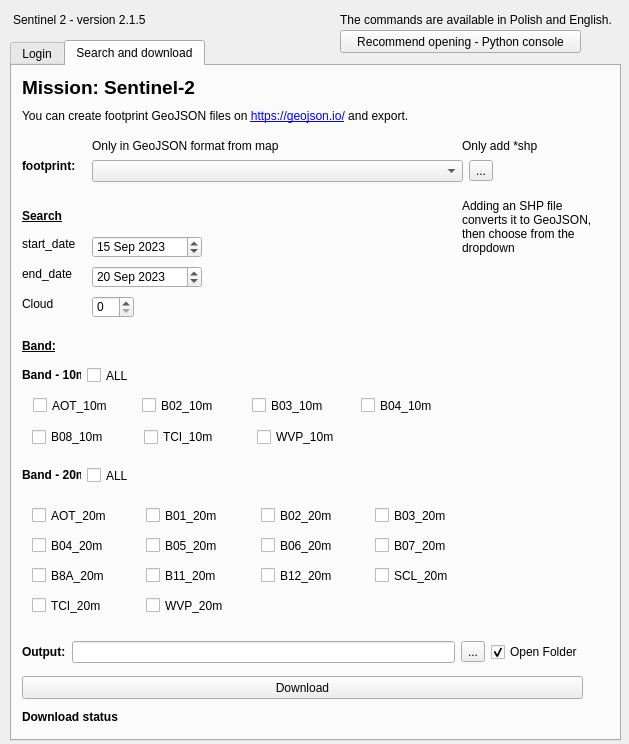
Before: the Qt Designer form sentinel_open_dialog_base.ui in GlovesMaker3/Sentinel2-SoloBand-QGIS-Plugins, drawn with Qt 5.
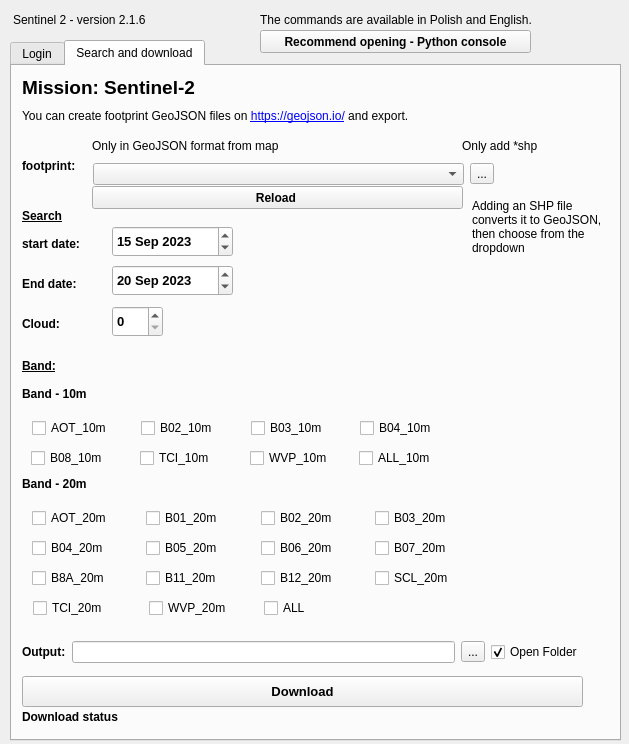
After: the same form once the commit is applied. The open tabs and pages were chosen to show the change.

Diff of the .ui file:
```diff
--- a/sentinel_open_dialog_base.ui
+++ b/sentinel_open_dialog_base.ui
@@ -13,7 +13,7 @@
   <property name="windowTitle">
    <string>SentinelOpenAccessHub</string>
   </property>
-  <widget class="QTabWidget" name="tabWidget">
+  <widget class="QTabWidget" name="panel">
    <property name="geometry">
     <rect>
      <x>10</x>
@@ -115,7 +115,7 @@
        <x>10</x>
        <y>83</y>
        <width>581</width>
-       <height>205</height>
+       <height>221</height>
       </rect>
      </property>
      <layout class="QVBoxLayout" name="verticalLayout">
@@ -226,6 +226,13 @@
       </item>
       <item>
        <widget class="QPushButton" name="pb4">
+        <property name="font">
+         <font>
+          <pointsize>10</pointsize>
+          <weight>75</weight>
+          <bold>true</bold>
+         </font>
+        </property>
         <property name="text">
          <string>Login</string>
         </property>
@@ -391,25 +398,39 @@
       <rect>
        <x>10</x>
        <y>170</y>
-       <width>61</width>
+       <width>101</width>
        <height>16</height>
       </rect>
      </property>
+     <property name="font">
+      <font>
+       <pointsize>9</pointsize>
+       <weight>75</weight>
+       <bold>true</bold>
+      </font>
+     </property>
      <property name="text">
-      <string>start_date</string>
+      <string>start date:</string>
      </property>
     </widget>
     <widget class="QLabel" name="label_11">
      <property name="geometry">
       <rect>
        <x>10</x>
-       <y>200</y>
-       <width>61</width>
+       <y>210</y>
+       <width>91</width>
        <height>16</height>
       </rect>
      </property>
+     <property name="font">
+      <font>
+       <pointsize>9</pointsize>
+       <weight>75</weight>
+       <bold>true</bold>
+      </font>
+     </property>
      <property name="text">
-      <string>end_date</string>
+      <string>End date:</string>
      </property>
     </widget>
     <widget class="QPushButton" name="pb5">
@@ -418,9 +439,16 @@
        <x>10</x>
        <y>610</y>
        <width>561</width>
-       <height>23</height>
+       <height>31</height>
       </rect>
      </property>
+     <property name="font">
+      <font>
+       <pointsize>10</pointsize>
+       <weight>75</weight>
+       <bold>true</bold>
+      </font>
+     </property>
      <property name="cursor">
       <cursorShape>ArrowCursor</cursorShape>
      </property>
@@ -431,12 +459,19 @@
     <widget class="QDateEdit" name="da1">
      <property name="geometry">
       <rect>
-       <x>80</x>
-       <y>170</y>
-       <width>110</width>
-       <height>22</height>
+       <x>100</x>
+       <y>160</y>
+       <width>121</width>
+       <height>31</height>
       </rect>
      </property>
+     <property name="font">
+      <font>
+       <pointsize>10</pointsize>
+       <weight>75</weight>
+       <bold>true</bold>
+      </font>
+     </property>
      <property name="dateTime">
       <datetime>
        <hour>0</hour>
@@ -451,12 +486,19 @@
     <widget class="QDateEdit" name="da2">
      <property name="geometry">
       <rect>
-       <x>80</x>
-       <y>200</y>
-       <width>110</width>
-       <height>22</height>
+       <x>100</x>
+       <y>199</y>
+       <width>121</width>
+       <height>31</height>
       </rect>
      </property>
+     <property name="font">
+      <font>
+       <pointsize>10</pointsize>
+       <weight>75</weight>
+       <bold>true</bold>
+      </font>
+     </property>
      <property name="dateTime">
       <datetime>
        <hour>0</hour>
@@ -513,12 +555,19 @@
     <widget class="QSpinBox" name="cloud">
      <property name="geometry">
       <rect>
-       <x>80</x>
-       <y>230</y>
-       <width>42</width>
-       <height>22</height>
+       <x>100</x>
+       <y>240</y>
+       <width>51</width>
+       <height>31</height>
       </rect>
      </property>
+     <property name="font">
+      <font>
+       <pointsize>10</pointsize>
+       <weight>75</weight>
+       <bold>true</bold>
+      </font>
+     </property>
      <property name="minimum">
       <number>0</number>
      </property>
@@ -533,20 +582,27 @@
      <property name="geometry">
       <rect>
        <x>10</x>
-       <y>230</y>
+       <y>250</y>
        <width>61</width>
        <height>16</height>
       </rect>
      </property>
+     <property name="font">
+      <font>
+       <pointsize>9</pointsize>
+       <weight>75</weight>
+       <bold>true</bold>
+      </font>
+     </property>
      <property name="text">
-      <string>Cloud</string>
+      <string>Cloud:</string>
      </property>
     </widget>
     <widget class="QLabel" name="label_17">
      <property name="geometry">
       <rect>
        <x>10</x>
-       <y>270</y>
+       <y>290</y>
        <width>361</width>
        <height>20</height>
       </rect>
@@ -590,9 +646,9 @@
     <widget class="QLabel" name="label_21">
      <property name="geometry">
       <rect>
-       <x>450</x>
+       <x>460</x>
        <y>120</y>
-       <width>141</width>
+       <width>131</width>
        <height>81</height>
       </rect>
      </property>
@@ -603,28 +659,6 @@
       <bool>true</bool>
      </property>
     </widget>
-    <widget class="QWidget" name="layoutWidget">
-     <property name="geometry">
-      <rect>
-       <x>80</x>
-       <y>90</y>
-       <width>401</width>
-       <height>31</height>
-      </rect>
-     </property>
-     <layout class="QGridLayout" name="gridLayout_2">
-      <item row="0" column="1">
-       <widget class="QToolButton" name="path_1">
-        <property name="text">
-         <string>...</string>
-        </property>
-       </widget>
-      </item>
-      <item row="0" column="0">
-       <widget class="QComboBox" name="cblista"/>
-      </item>
-     </layout>
-    </widget>
     <widget class="QWidget" name="layoutWidget">
      <property name="geometry">
       <rect>
@@ -678,65 +712,13 @@
       </item>
      </layout>
     </widget>
-    <widget class="QWidget" name="layoutWidget">
-     <property name="geometry">
-      <rect>
-       <x>10</x>
-       <y>300</y>
-       <width>112</width>
-       <height>19</height>
-      </rect>
-     </property>
-     <layout class="QGridLayout" name="gridLayout_4">
-      <item row="0" column="0">
-       <widget class="QLabel" name="label_18">
-        <property name="text">
-         <string>&lt;html&gt;&lt;head/&gt;&lt;body&gt;&lt;p&gt;&lt;span style=&quot; font-weight:600;&quot;&gt;Band - 10m&lt;/span&gt;&lt;/p&gt;&lt;/body&gt;&lt;/html&gt;</string>
-        </property>
-       </widget>
-      </item>
-      <item row="0" column="1">
-       <widget class="QCheckBox" name="ALL_10m">
-        <property name="text">
-         <string>ALL</string>
-        </property>
-       </widget>
-      </item>
-     </layout>
-    </widget>
-    <widget class="QWidget" name="layoutWidget">
-     <property name="geometry">
-      <rect>
-       <x>10</x>
-       <y>400</y>
-       <width>112</width>
-       <height>19</height>
-      </rect>
-     </property>
-     <layout class="QGridLayout" name="gridLayout_3">
-      <item row="0" column="0">
-       <widget class="QLabel" name="label_19">
-        <property name="text">
-         <string>&lt;html&gt;&lt;head/&gt;&lt;body&gt;&lt;p&gt;&lt;span style=&quot; font-weight:600;&quot;&gt;Band - 20m&lt;/span&gt;&lt;/p&gt;&lt;/body&gt;&lt;/html&gt;</string>
-        </property>
-       </widget>
-      </item>
-      <item row="0" column="1">
-       <widget class="QCheckBox" name="ALL_20m">
-        <property name="text">
-         <string>ALL</string>
-        </property>
-       </widget>
-      </item>
-     </layout>
-    </widget>
     <widget class="QWidget" name="layoutWidget">
      <property name="geometry">
       <rect>
        <x>20</x>
        <y>440</y>
        <width>451</width>
-       <height>19</height>
+       <height>25</height>
       </rect>
      </property>
      <layout class="QGridLayout" name="gridLayout_7">
@@ -776,7 +758,7 @@
        <x>20</x>
        <y>470</y>
        <width>451</width>
-       <height>19</height>
+       <height>25</height>
       </rect>
      </property>
      <layout class="QGridLayout" name="gridLayout_8">
@@ -816,7 +798,7 @@
        <x>20</x>
        <y>500</y>
        <width>451</width>
-       <height>19</height>
+       <height>25</height>
       </rect>
      </property>
      <layout class="QGridLayout" name="gridLayout_9">
@@ -854,45 +836,12 @@
      <property name="geometry">
       <rect>
        <x>20</x>
-       <y>530</y>
-       <width>221</width>
-       <height>19</height>
-      </rect>
-     </property>
-     <layout class="QGridLayout" name="gridLayout_10">
-      <item row="0" column="0">
-       <widget class="QCheckBox" name="TCI_20m">
-        <property name="text">
-         <string>TCI_20m</string>
-        </property>
-       </widget>
-      </item>
-      <item row="0" column="1">
-       <widget class="QCheckBox" name="WVP_20m">
-        <property name="text">
-         <string>WVP_20m</string>
-        </property>
-       </widget>
-      </item>
-     </layout>
-    </widget>
-    <widget class="QWidget" name="layoutWidget">
-     <property name="geometry">
-      <rect>
-       <x>21</x>
-       <y>330</y>
+       <y>350</y>
        <width>431</width>
-       <height>19</height>
+       <height>25</height>
       </rect>
      </property>
      <layout class="QGridLayout" name="gridLayout_5">
-      <item row="0" column="0">
-       <widget class="QCheckBox" name="AOT_10m">
-        <property name="text">
-         <string>AOT_10m</string>
-        </property>
-       </widget>
-      </item>
       <item row="0" column="1">
        <widget class="QCheckBox" name="B02_10m">
         <property name="text">
@@ -914,25 +863,38 @@
         </property>
        </widget>
       </item>
-     </layout>
-    </widget>
-    <widget class="QWidget" name="layoutWidget">
-     <property name="geometry">
-      <rect>
-       <x>20</x>
-       <y>361</y>
-       <width>331</width>
-       <height>20</height>
-      </rect>
-     </property>
-     <layout class="QGridLayout" name="gridLayout_6">
       <item row="0" column="0">
-       <widget class="QCheckBox" name="B08_10m">
+       <widget class="QCheckBox" name="AOT_10m">
         <property name="text">
-         <string>B08_10m</string>
+         <string>AOT_10m</string>
         </property>
        </widget>
       </item>
+     </layout>
+    </widget>
+    <widget class="QLabel" name="label_18">
+     <property name="geometry">
+      <rect>
+       <x>10</x>
+       <y>320</y>
+       <width>231</width>
+       <height>16</height>
+      </rect>
+     </property>
+     <property name="text">
+      <string>&lt;html&gt;&lt;head/&gt;&lt;body&gt;&lt;p&gt;&lt;span style=&quot; font-weight:600;&quot;&gt;Band - 10m&lt;/span&gt;&lt;/p&gt;&lt;/body&gt;&lt;/html&gt;</string>
+     </property>
+    </widget>
+    <widget class="QWidget" name="layoutWidget">
+     <property name="geometry">
+      <rect>
+       <x>19</x>
+       <y>380</y>
+       <width>431</width>
+       <height>25</height>
+      </rect>
+     </property>
+     <layout class="QGridLayout" name="gridLayout_4">
       <item row="0" column="1">
        <widget class="QCheckBox" name="TCI_10m">
         <property name="text">
@@ -947,6 +909,107 @@
         </property>
        </widget>
       </item>
+      <item row="0" column="3">
+       <widget class="QCheckBox" name="ALL_10m">
+        <property name="text">
+         <string>ALL_10m</string>
+        </property>
+       </widget>
+      </item>
+      <item row="0" column="0">
+       <widget class="QCheckBox" name="B08_10m">
+        <property name="text">
+         <string>B08_10m</string>
+        </property>
+       </widget>
+      </item>
+     </layout>
+    </widget>
+    <widget class="QLabel" name="label_19">
+     <property name="geometry">
+      <rect>
+       <x>10</x>
+       <y>410</y>
+       <width>231</width>
+       <height>16</height>
+      </rect>
+     </property>
+     <property name="text">
+      <string>&lt;html&gt;&lt;head/&gt;&lt;body&gt;&lt;p&gt;&lt;span style=&quot; font-weight:600;&quot;&gt;Band - 20m&lt;/span&gt;&lt;/p&gt;&lt;/body&gt;&lt;/html&gt;</string>
+     </property>
+    </widget>
+    <widget class="QWidget" name="layoutWidget">
+     <property name="geometry">
+      <rect>
+       <x>21</x>
+       <y>530</y>
+       <width>341</width>
+       <height>25</height>
+      </rect>
+     </property>
+     <layout class="QGridLayout" name="gridLayout_3">
+      <item row="0" column="0">
+       <widget class="QCheckBox" name="TCI_20m">
+        <property name="text">
+         <string>TCI_20m</string>
+        </property>
+       </widget>
+      </item>
+      <item row="0" column="1">
+       <widget class="QCheckBox" name="WVP_20m">
+        <property name="text">
+         <string>WVP_20m</string>
+        </property>
+       </widget>
+      </item>
+      <item row="0" column="2">
+       <widget class="QCheckBox" name="ALL_20m">
+        <property name="text">
+         <string>ALL</string>
+        </property>
+       </widget>
+      </item>
+     </layout>
+    </widget>
+    <widget class="QPushButton" name="reload">
+     <property name="geometry">
+      <rect>
+       <x>80</x>
+       <y>120</y>
+       <width>371</width>
+       <height>23</height>
+      </rect>
+     </property>
+     <property name="font">
+      <font>
+       <weight>75</weight>
+       <bold>true</bold>
+      </font>
+     </property>
+     <property name="text">
+      <string>Reload </string>
+     </property>
+    </widget>
+    <widget class="QWidget" name="layoutWidget">
+     <property name="geometry">
+      <rect>
+       <x>81</x>
+       <y>95</y>
+       <width>401</width>
+       <height>27</height>
+      </rect>
+     </property>
+     <layout class="QGridLayout" name="gridLayout_2">
+      <item row="0" column="0">
+       <widget class="QComboBox" name="cblista"/>
+      </item>
+      <item row="0" column="1">
+       <widget class="QToolButton" name="path_1">
+        <property name="text">
+         <string>...</string>
+        </property>
+       </widget>
+      </item>
      </layout>
     </widget>
    </widget>
@@ -956,23 +1019,29 @@
     <rect>
      <x>13</x>
      <y>10</y>
-     <width>321</width>
+     <width>221</width>
      <height>20</height>
     </rect>
    </property>
    <property name="text">
-    <string>Sentinel 2 - version 2.1.5</string>
+    <string>Sentinel 2 - version 2.1.6</string>
    </property>
   </widget>
   <widget class="QPushButton" name="python">
    <property name="geometry">
     <rect>
-     <x>340</x>
+     <x>260</x>
      <y>30</y>
-     <width>241</width>
+     <width>271</width>
      <height>23</height>
     </rect>
    </property>
+   <property name="font">
+    <font>
+     <weight>75</weight>
+     <bold>true</bold>
+    </font>
+   </property>
    <property name="text">
     <string>Recommend opening - Python console</string>
    </property>
@@ -980,9 +1049,9 @@
   <widget class="QLabel" name="label_23">
    <property name="geometry">
     <rect>
-     <x>340</x>
+     <x>260</x>
      <y>10</y>
-     <width>281</width>
+     <width>351</width>
      <height>20</height>
     </rect>
    </property>
```
